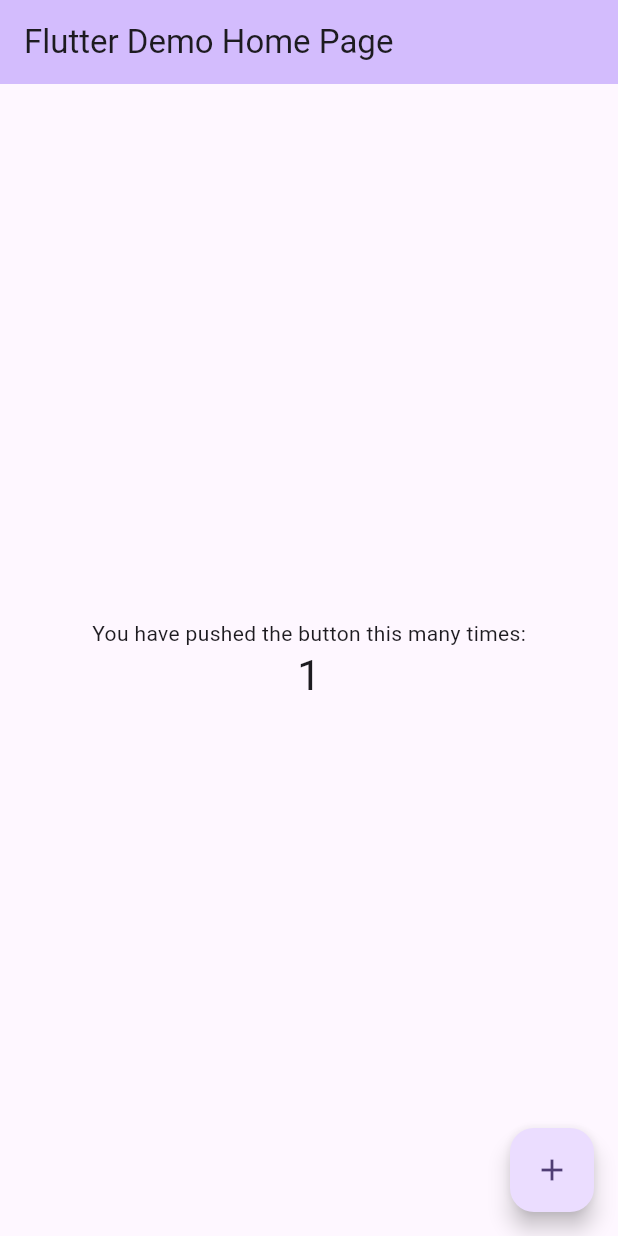
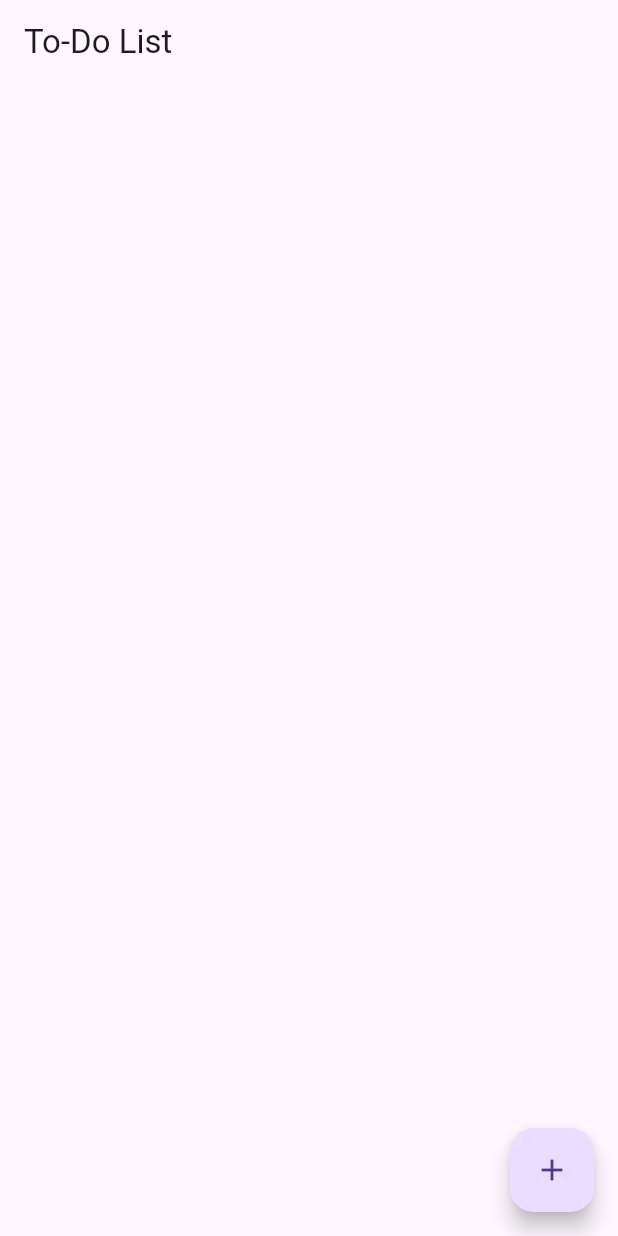
Before and after one commit to Dhimassudaryanta/flutter-task-list, a Flutter app: the screen it shows after launch, after a tap on the "add" icon, on a phone screen of 412 x 824 dp. Run offline on Flutter 3.47's test engine with Material 3 defaults, Android fonts, the phone set to English and light mode, and no system bars.

Commit message:
feat: innit home view

```diff
--- a/lib/main.dart
+++ b/lib/main.dart
@@ -1,125 +1,22 @@
 import 'package:flutter/material.dart';
+import 'package:task_list/views.dart/home_screen.dart';
 
 void main() {
-  runApp(const MyApp());
+  runApp(MyApp());
 }
 
 class MyApp extends StatelessWidget {
-  const MyApp({super.key});
+  // final TaskController taskController = TaskController();
 
-  // This widget is the root of your application.
   @override
   Widget build(BuildContext context) {
     return MaterialApp(
-      title: 'Flutter Demo',
+      title: 'To-Do List App',
+      debugShowCheckedModeBanner: false,
       theme: ThemeData(
-        // This is the theme of your application.
-        //
-        // TRY THIS: Try running your application with "flutter run". You'll see
-        // the application has a blue toolbar. Then, without quitting the app,
-        // try changing the seedColor in the colorScheme below to Colors.green
-        // and then invoke "hot reload" (save your changes or press the "hot
-        // reload" button in a Flutter-supported IDE, or press "r" if you used
-        // the command line to start the app).
-        //
-        // Notice that the counter didn't reset back to zero; the application
-        // state is not lost during the reload. To reset the state, use hot
-        // restart instead.
-        //
-        // This works for code too, not just values: Most code changes can be
-        // tested with just a hot reload.
-        colorScheme: ColorScheme.fromSeed(seedColor: Colors.deepPurple),
-        useMaterial3: true,
+        primarySwatch: Colors.teal,
       ),
-      home: const MyHomePage(title: 'Flutter Demo Home Page'),
+      home: HomeScreen(),
     );
   }
 }
-
-class MyHomePage extends StatefulWidget {
-  const MyHomePage({super.key, required this.title});
-
-  // This widget is the home page of your application. It is stateful, meaning
-  // that it has a State object (defined below) that contains fields that affect
-  // how it looks.
-
-  // This class is the configuration for the state. It holds the values (in this
-  // case the title) provided by the parent (in this case the App widget) and
-  // used by the build method of the State. Fields in a Widget subclass are
-  // always marked "final".
-
-  final String title;
-
-  @override
-  State<MyHomePage> createState() => _MyHomePageState();
-}
-
-class _MyHomePageState extends State<MyHomePage> {
-  int _counter = 0;
-
-  void _incrementCounter() {
-    setState(() {
-      // This call to setState tells the Flutter framework that something has
-      // changed in this State, which causes it to rerun the build method below
-      // so that the display can reflect the updated values. If we changed
-      // _counter without calling setState(), then the build method would not be
-      // called again, and so nothing would appear to happen.
-      _counter++;
-    });
-  }
-
-  @override
-  Widget build(BuildContext context) {
-    // This method is rerun every time setState is called, for instance as done
-    // by the _incrementCounter method above.
-    //
-    // The Flutter framework has been optimized to make rerunning build methods
-    // fast, so that you can just rebuild anything that needs updating rather
-    // than having to individually change instances of widgets.
-    return Scaffold(
-      appBar: AppBar(
-        // TRY THIS: Try changing the color here to a specific color (to
-        // Colors.amber, perhaps?) and trigger a hot reload to see the AppBar
-        // change color while the other colors stay the same.
-        backgroundColor: Theme.of(context).colorScheme.inversePrimary,
-        // Here we take the value from the MyHomePage object that was created by
-        // the App.build method, and use it to set our appbar title.
-        title: Text(widget.title),
-      ),
-      body: Center(
-        // Center is a layout widget. It takes a single child and positions it
-        // in the middle of the parent.
-        child: Column(
-          // Column is also a layout widget. It takes a list of children and
-          // arranges them vertically. By default, it sizes itself to fit its
-          // children horizontally, and tries to be as tall as its parent.
-          //
-          // Column has various properties to control how it sizes itself and
-          // how it positions its children. Here we use mainAxisAlignment to
-          // center the children vertically; the main axis here is the vertical
-          // axis because Columns are vertical (the cross axis would be
-          // horizontal).
-          //
-          // TRY THIS: Invoke "debug painting" (choose the "Toggle Debug Paint"
-          // action in the IDE, or press "p" in the console), to see the
-          // wireframe for each widget.
-          mainAxisAlignment: MainAxisAlignment.center,
-          children: <Widget>[
-            const Text(
-              'You have pushed the button this many times:',
-            ),
-            Text(
-              '$_counter',
-              style: Theme.of(context).textTheme.headlineMedium,
-            ),
-          ],
-        ),
-      ),
-      floatingActionButton: FloatingActionButton(
-        onPressed: _incrementCounter,
-        tooltip: 'Increment',
-        child: const Icon(Icons.add),
-      ), // This trailing comma makes auto-formatting nicer for build methods.
-    );
-  }
-}
--- /dev/null
+++ b/lib/views.dart/home_screen.dart
@@ -0,0 +1,16 @@
+import 'package:flutter/material.dart';
+
+class HomeScreen extends StatelessWidget {
+  @override
+  Widget build(BuildContext context) {
+    return Scaffold(
+      appBar: AppBar(
+        title: Text('To-Do List'),
+      ),
+      floatingActionButton: FloatingActionButton(
+        onPressed: () {},
+        child: Icon(Icons.add),
+      ),
+    );
+  }
+}
```
